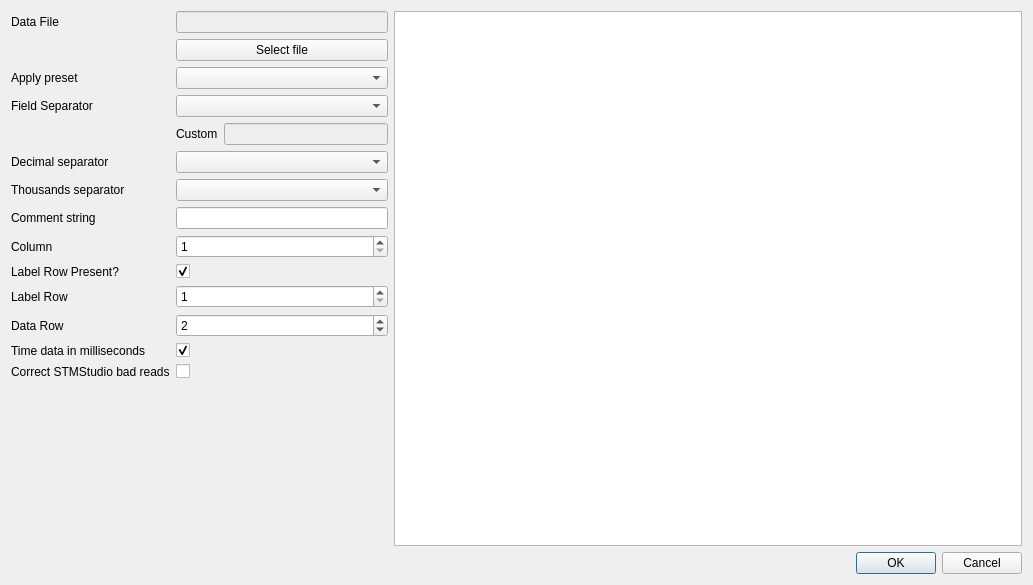
Qt form src/dialogs/loadfiledialog.ui (ModbusScope/ModbusScope) before a commit.
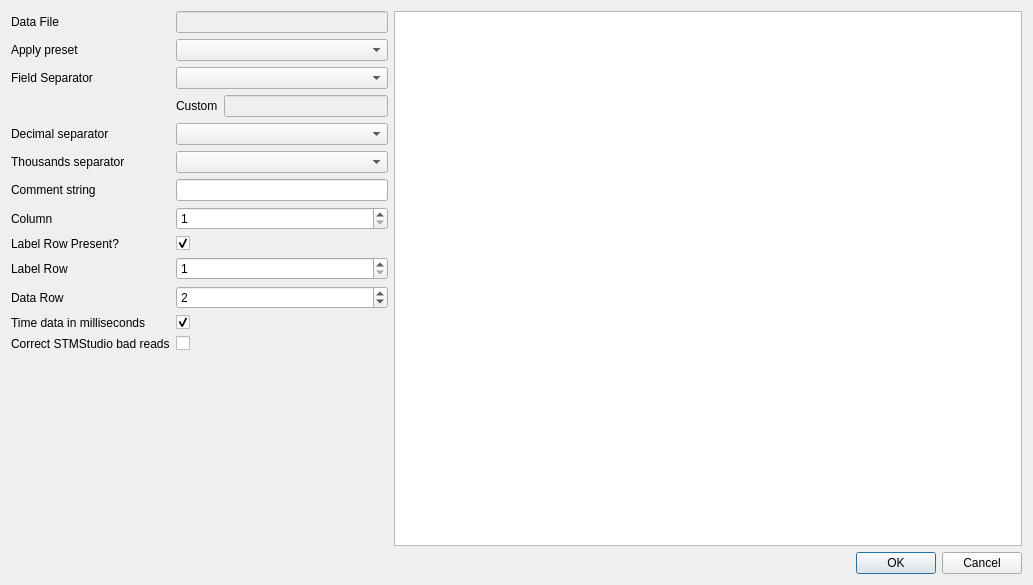
The same form after that commit.

The edit to the form file:
```diff
--- a/src/dialogs/loadfiledialog.ui
+++ b/src/dialogs/loadfiledialog.ui
@@ -45,34 +45,27 @@
          </property>
         </widget>
        </item>
-       <item row="3" column="1">
-        <widget class="QPushButton" name="btnDataFile">
-         <property name="text">
-          <string>Select file</string>
-         </property>
-        </widget>
-       </item>
-       <item row="4" column="0">
+       <item row="3" column="0">
         <widget class="QLabel" name="label_6">
          <property name="text">
           <string>Apply preset</string>
          </property>
         </widget>
        </item>
-       <item row="4" column="1">
+       <item row="3" column="1">
         <widget class="QComboBox" name="comboPreset"/>
        </item>
-       <item row="5" column="0">
+       <item row="4" column="0">
         <widget class="QLabel" name="label">
          <property name="text">
           <string>Field Separator</string>
          </property>
         </widget>
        </item>
-       <item row="5" column="1">
+       <item row="4" column="1">
         <widget class="QComboBox" name="comboFieldSeparator"/>
        </item>
-       <item row="6" column="1">
+       <item row="5" column="1">
         <layout class="QFormLayout" name="formLayout_2">
          <item row="0" column="0">
           <widget class="QLabel" name="label_7">
@@ -90,44 +83,44 @@
          </item>
         </layout>
        </item>
-       <item row="7" column="0">
+       <item row="6" column="0">
         <widget class="QLabel" name="label_8">
          <property name="text">
           <string>Decimal separator</string>
          </property>
         </widget>
        </item>
-       <item row="7" column="1">
+       <item row="6" column="1">
         <widget class="QComboBox" name="comboDecimalSeparator"/>
        </item>
-       <item row="8" column="0">
+       <item row="7" column="0">
         <widget class="QLabel" name="label_9">
          <property name="text">
           <string>Thousands separator</string>
          </property>
         </widget>
        </item>
-       <item row="8" column="1">
+       <item row="7" column="1">
         <widget class="QComboBox" name="comboGroupSeparator"/>
        </item>
-       <item row="9" column="0">
+       <item row="8" column="0">
         <widget class="QLabel" name="label_11">
          <property name="text">
           <string>Comment string</string>
          </property>
         </widget>
        </item>
-       <item row="9" column="1">
+       <item row="8" column="1">
         <widget class="QLineEdit" name="lineComment"/>
        </item>
-       <item row="10" column="0">
+       <item row="9" column="0">
         <widget class="QLabel" name="label_3">
          <property name="text">
           <string>Column</string>
          </property>
         </widget>
        </item>
-       <item row="10" column="1">
+       <item row="9" column="1">
         <widget class="QSpinBox" name="spinColumn">
          <property name="minimum">
           <number>1</number>
@@ -140,14 +133,14 @@
          </property>
         </widget>
        </item>
-       <item row="11" column="0">
+       <item row="10" column="0">
         <widget class="QLabel" name="label_12">
          <property name="text">
           <string>Label Row Present?</string>
          </property>
         </widget>
        </item>
-       <item row="11" column="1">
+       <item row="10" column="1">
         <widget class="QCheckBox" name="checkLabelRow">
          <property name="text">
           <string/>
@@ -157,14 +150,14 @@
          </property>
         </widget>
        </item>
-       <item row="13" column="0">
+       <item row="12" column="0">
         <widget class="QLabel" name="label_4">
          <property name="text">
           <string>Label Row</string>
          </property>
         </widget>
        </item>
-       <item row="13" column="1">
+       <item row="12" column="1">
         <widget class="QSpinBox" name="spinLabelRow">
          <property name="minimum">
           <number>1</number>
@@ -177,14 +170,14 @@
          </property>
         </widget>
        </item>
-       <item row="15" column="0">
+       <item row="14" column="0">
         <widget class="QLabel" name="label_2">
          <property name="text">
           <string>Data Row</string>
          </property>
         </widget>
        </item>
-       <item row="15" column="1">
+       <item row="14" column="1">
         <widget class="QSpinBox" name="spinDataRow">
          <property name="minimum">
           <number>1</number>
@@ -197,14 +190,14 @@
          </property>
         </widget>
        </item>
-       <item row="16" column="0">
+       <item row="15" column="0">
         <widget class="QLabel" name="label_13">
          <property name="text">
           <string>Time data in milliseconds</string>
          </property>
         </widget>
        </item>
-       <item row="16" column="1">
+       <item row="15" column="1">
         <widget class="QCheckBox" name="checkTimeInMilliSeconds">
          <property name="text">
           <string/>
@@ -214,14 +207,14 @@
          </property>
         </widget>
        </item>
-       <item row="17" column="0">
+       <item row="16" column="0">
         <widget class="QLabel" name="label_14">
          <property name="text">
           <string>Correct STMStudio bad reads</string>
          </property>
         </widget>
        </item>
-       <item row="17" column="1">
+       <item row="16" column="1">
         <widget class="QCheckBox" name="checkStmStudioCorrection">
          <property name="text">
           <string/>
```
Left out of the diff: 1 changed line with no effect on the pictures.
